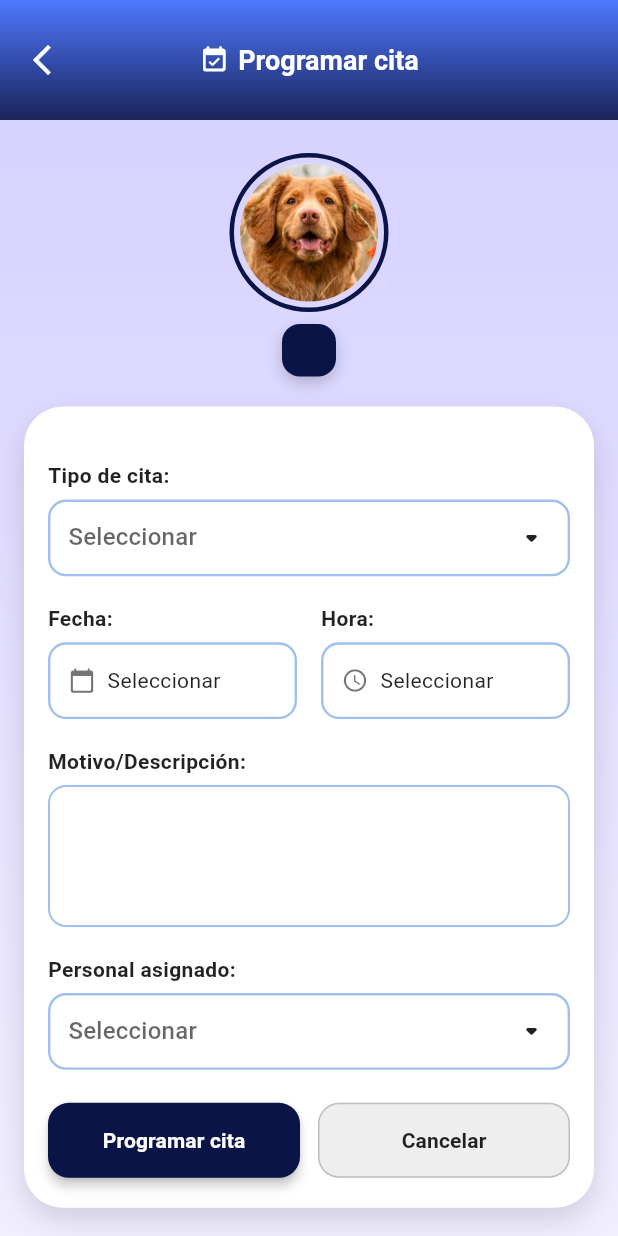
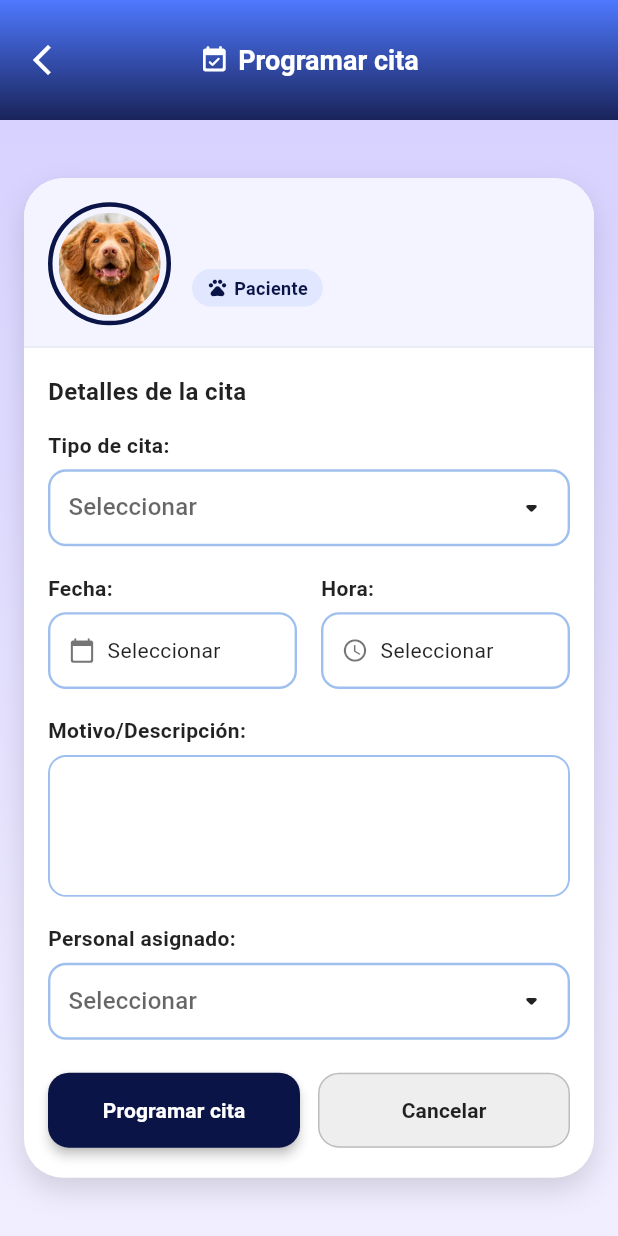
Before and after one commit to Jocwly/Integrador, a Flutter app: the ProgramarCita screen opened directly with empty values, on a phone screen of 412 x 824 dp. Run offline on Flutter 3.47's test engine with Material 3 defaults, Android fonts, the phone set to English and light mode, and no system bars; our stand-ins replace cloud_firestore, firebase_core, firebase_storage, flutter_local_notifications, image_picker, timezone; accounts and stored records are empty.

```diff
--- a/lib/Pantallas/programar_citas.dart
+++ b/lib/Pantallas/programar_citas.dart
@@ -150,7 +150,9 @@ class _ProgramarCitaState extends State<ProgramarCita> {
     });
 
     // 👉 Programar notificaciones locales
-    final int idCita = mascotaRef.id.hashCode;
+// 👉 Programar notificaciones locales
+final int idCita = (mascotaRef.id.hashCode & 0x7fffffff);
+
 
     // Obtener nombre del cliente (dueño)
     final clienteSnap =
@@ -179,15 +181,12 @@ class _ProgramarCitaState extends State<ProgramarCita> {
 
     Navigator.pop(context);
   }
-
 @override
 Widget build(BuildContext context) {
-    const azulFondoArriba = Color(0xFF67A8FF);
-    const azulFondoAbajo = Color(0xFF2464EB);
   const lilaFondo1 = Color(0xFFD7D2FF);
   const lilaFondo2 = Color(0xFFF1EEFF);
   const azulOscuro = Color(0xFF0B1446);
-    const panelAzulSuave = Color(0xFFE1E8FF);
+  const azulChipOscuro = Color(0xFF0B1446);
 
   final mascotaRef = FirebaseFirestore.instance
       .collection('clientes')
@@ -197,7 +196,6 @@ class _ProgramarCitaState extends State<ProgramarCita> {
 
   return Scaffold(
     backgroundColor: lilaFondo1,
-      // ───── APPBAR TIPO PERFIL MASCOTA ─────
     appBar: AppBar(
       elevation: 0,
       backgroundColor: Colors.transparent,
@@ -236,7 +234,6 @@ class _ProgramarCitaState extends State<ProgramarCita> {
         ],
       ),
     ),
-
     body: SafeArea(
       child: Container(
         decoration: const BoxDecoration(
@@ -270,58 +267,9 @@ class _ProgramarCitaState extends State<ProgramarCita> {
               child: ConstrainedBox(
                 constraints: const BoxConstraints(maxWidth: 430),
                 child: SingleChildScrollView(
-                    padding: const EdgeInsets.fromLTRB(16, 22, 16, 24),
-                    child: Column(
-                      children: [
-                        // FOTO + NOMBRE
-                        Container(
-                          decoration: BoxDecoration(
-                            shape: BoxShape.circle,
-                            border: Border.all(color: azulOscuro, width: 3),
-                          ),
-                          padding: const EdgeInsets.all(4),
-                          child: CircleAvatar(
-                            radius: 46,
-                            backgroundColor: const Color(0xFFEDEFF3),
-                            backgroundImage:
-                                fotoUrl != null
-                                    ? NetworkImage(fotoUrl)
-                                    : const AssetImage(
-                                          'assets/images/perro.jpg',
-                                        )
-                                        as ImageProvider,
-                          ),
-                        ),
-                        const SizedBox(height: 8),
-                        Container(
-                          decoration: BoxDecoration(
-                            color: azulOscuro,
-                            borderRadius: BorderRadius.circular(12),
-                            boxShadow: const [
-                              BoxShadow(
-                                color: Color(0x33000000),
-                                blurRadius: 8,
-                                offset: Offset(0, 4),
-                              ),
-                            ],
-                          ),
-                          padding: const EdgeInsets.symmetric(
-                            horizontal: 18,
-                            vertical: 6,
-                          ),
-                          child: Text(
-                            nombre,
-                            style: const TextStyle(
-                              color: Colors.white,
-                              fontSize: 16,
-                              fontWeight: FontWeight.w600,
-                            ),
-                          ),
-                        ),
-                        const SizedBox(height: 20),
-
-                        // TARJETA PRINCIPAL DEL FORMULARIO
-                        Container(
+                  padding:
+                      const EdgeInsets.symmetric(horizontal: 16, vertical: 20),
+                  child: Container(
                     decoration: BoxDecoration(
                       color: Colors.white,
                       borderRadius: BorderRadius.circular(26),
@@ -333,12 +281,116 @@ class _ProgramarCitaState extends State<ProgramarCita> {
                         ),
                       ],
                     ),
-                          padding: const EdgeInsets.fromLTRB(16, 18, 16, 20),
+                    child: Column(
+                      crossAxisAlignment: CrossAxisAlignment.stretch,
+                      children: [
+                        // ===== CABECERA TIPO CONSULTA MÉDICA =====
+                        Container(
+                          decoration: BoxDecoration(
+                            color: const Color(0xFFF3F4FF),
+                            borderRadius: BorderRadius.only(
+                              topLeft: Radius.circular(26),
+                              topRight: Radius.circular(26),
+                            ),
+                          ),
+                          padding: const EdgeInsets.fromLTRB(16, 16, 16, 14),
+                          child: Row(
+                            children: [
+                              Container(
+                                decoration: BoxDecoration(
+                                  shape: BoxShape.circle,
+                                  border: Border.all(
+                                    color: azulChipOscuro,
+                                    width: 3,
+                                  ),
+                                ),
+                                padding: const EdgeInsets.all(4),
+                                child: CircleAvatar(
+                                  radius: 34,
+                                  backgroundColor: const Color(0xFFEDEFF3),
+                                  backgroundImage:
+                                      fotoUrl != null
+                                          ? NetworkImage(fotoUrl)
+                                          : const AssetImage(
+                                                'assets/images/perro.jpg',
+                                              )
+                                              as ImageProvider,
+                                ),
+                              ),
+                              const SizedBox(width: 14),
+                              Expanded(
                                 child: Column(
                                   crossAxisAlignment: CrossAxisAlignment.start,
                                   children: [
-                              const SizedBox(height: 18),
+                                    Text(
+                                      nombre,
+                                      style: const TextStyle(
+                                        fontSize: 18,
+                                        fontWeight: FontWeight.w700,
+                                        color: Colors.black87,
+                                      ),
+                                    ),
+                                    const SizedBox(height: 6),
+                                    Container(
+                                      padding: const EdgeInsets.symmetric(
+                                        horizontal: 10,
+                                        vertical: 4,
+                                      ),
+                                      decoration: BoxDecoration(
+                                        color: const Color(0xFFE0E7FF),
+                                        borderRadius: BorderRadius.circular(20),
+                                      ),
+                                      child: Row(
+                                        mainAxisSize: MainAxisSize.min,
+                                        children: const [
+                                          Icon(
+                                            Icons.pets_rounded,
+                                            size: 14,
+                                            color: azulChipOscuro,
+                                          ),
+                                          SizedBox(width: 4),
+                                          Text(
+                                            "Paciente",
+                                            style: TextStyle(
+                                              fontSize: 12,
+                                              fontWeight: FontWeight.w600,
+                                              color: azulChipOscuro,
+                                            ),
+                                          ),
+                                        ],
+                                      ),
+                                    ),
+                                  ],
+                                ),
+                              ),
+                            ],
+                          ),
+                        ),
 
+                        const Divider(
+                          height: 1,
+                          thickness: 1,
+                          color: Color(0xFFE4E6F2),
+                        ),
+
+                        // ===== CONTENIDO DEL FORMULARIO =====
+                        Padding(
+                          padding:
+                              const EdgeInsets.fromLTRB(16, 18, 16, 20),
+                          child: Column(
+                            crossAxisAlignment: CrossAxisAlignment.start,
+                            children: [
+                              const Text(
+                                'Detalles de la cita',
+                                style: TextStyle(
+                                  fontWeight: FontWeight.w700,
+                                  fontSize: 16,
+                                  color: Colors.black87,
+                                ),
+                              ),
+                              const SizedBox(height: 14),
+
+                              // Tipo de cita
                               _buildLabel('Tipo de cita:'),
                               _buildDropdown(
                                 value: tipoCita,
@@ -350,6 +402,7 @@ class _ProgramarCitaState extends State<ProgramarCita> {
                               ),
                               const SizedBox(height: 18),
 
+                              // Fecha y hora
                               Row(
                                 children: [
                                   Expanded(child: _buildLabel('Fecha:')),
@@ -364,9 +417,9 @@ class _ProgramarCitaState extends State<ProgramarCita> {
                                       icon: Icons.calendar_today_rounded,
                                       text:
                                           fechaSeleccionada != null
-                                              ? DateFormat(
-                                                'dd/MM/yyyy',
-                                              ).format(fechaSeleccionada!)
+                                              ? DateFormat('dd/MM/yyyy').format(
+                                                fechaSeleccionada!,
+                                              )
                                               : 'Seleccionar',
                                       onTap: () => _seleccionarFecha(context),
                                       borderColor: _borderNormal,
@@ -392,14 +445,15 @@ class _ProgramarCitaState extends State<ProgramarCita> {
                               ),
                               const SizedBox(height: 18),
 
+                              // Motivo
                               _buildLabel('Motivo/Descripción:'),
-                              // TextArea SIN efecto de foco especial
                               _buildTextArea(
                                 controller: motivoController,
                                 borderColor: _borderNormal,
                               ),
                               const SizedBox(height: 18),
 
+                              // Personal
                               _buildLabel('Personal asignado:'),
                               _buildDropdown(
                                 value: personal,
@@ -411,6 +465,7 @@ class _ProgramarCitaState extends State<ProgramarCita> {
                               ),
                               const SizedBox(height: 22),
 
+                              // Botones
                               Row(
                                 children: [
                                   Expanded(
@@ -418,11 +473,11 @@ class _ProgramarCitaState extends State<ProgramarCita> {
                                       onPressed: guardarCita,
                                       style: ElevatedButton.styleFrom(
                                         backgroundColor: azulOscuro,
-                                        minimumSize: const Size.fromHeight(50),
+                                        minimumSize:
+                                            const Size.fromHeight(50),
                                         shape: RoundedRectangleBorder(
-                                          borderRadius: BorderRadius.circular(
-                                            14,
-                                          ),
+                                          borderRadius:
+                                              BorderRadius.circular(14),
                                         ),
                                         elevation: 3,
                                       ),
@@ -438,20 +493,20 @@ class _ProgramarCitaState extends State<ProgramarCita> {
                                   const SizedBox(width: 12),
                                   Expanded(
                                     child: OutlinedButton(
-                                      onPressed:
-                                          () =>
+                                      onPressed: () =>
                                           Navigator.of(context).maybePop(),
                                       style: OutlinedButton.styleFrom(
-                                        minimumSize: const Size.fromHeight(50),
+                                        minimumSize:
+                                            const Size.fromHeight(50),
                                         shape: RoundedRectangleBorder(
-                                          borderRadius: BorderRadius.circular(
-                                            14,
-                                          ),
+                                          borderRadius:
+                                              BorderRadius.circular(14),
                                         ),
                                         side: BorderSide(
                                           color: Colors.grey.shade400,
                                         ),
-                                        backgroundColor: Colors.grey.shade200,
+                                        backgroundColor:
+                                            Colors.grey.shade200,
                                       ),
                                       child: const Text(
                                         'Cancelar',
@@ -471,6 +526,7 @@ class _ProgramarCitaState extends State<ProgramarCita> {
                     ),
                   ),
                 ),
+              ),
             );
           },
         ),
@@ -478,6 +534,7 @@ class _ProgramarCitaState extends State<ProgramarCita> {
     ),
   );
 }
+
 
   Widget _buildLabel(String text) {
     return Padding(
--- a/lib/main.dart
+++ b/lib/main.dart
@@ -3,19 +3,19 @@ import 'package:login/Pantallas/Login.dart';
 import 'package:login/Pantallas/Registrarse.dart';
 import 'package:login/Pantallas/veterinario.dart';
 import 'package:firebase_core/firebase_core.dart';
-import 'firebase_options.dart';
+import 'package:login/firebase_options.dart';
+//import 'firebase_options.dart';
 import 'package:login/servicios/notification_service.dart';
 
 Future<void> main() async {
   WidgetsFlutterBinding.ensureInitialized();
 
   await Firebase.initializeApp(
-    /*options: DefaultFirebaseOptions.currentPlatform*/
+    options: DefaultFirebaseOptions.currentPlatform
   );
 
   // 👇 inicializamos las notificaciones locales
   await NotificationService.init();
-  await NotificationService.mostrarNotificacionPrueba();
 
   runApp(const MyApp());
 }
```
Also changed, not shown: lib/Pantallas/Login.dart (+0 -9 lines), lib/Pantallas/consulta.dart (+5 -5 lines), lib/Pantallas/registrar_mascota.dart (+10 -11 lines), lib/Pantallas/registro_vacuna.dart (+118 -104 lines), lib/Pantallas/veterinario.dart (+2 -12 lines), lib/servicios/notification_service.dart (+31 -32 lines), pubspec.lock, 1 other file. Lines whose indentation alone changed are shown as unchanged.
